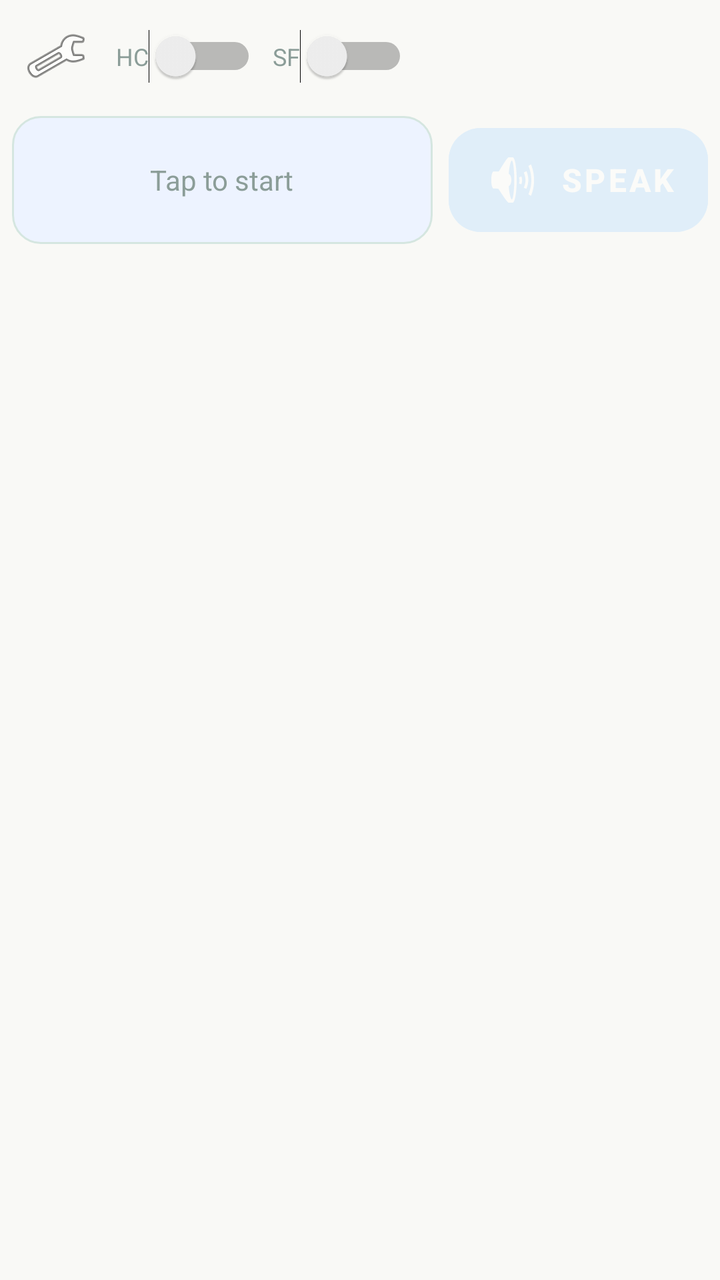
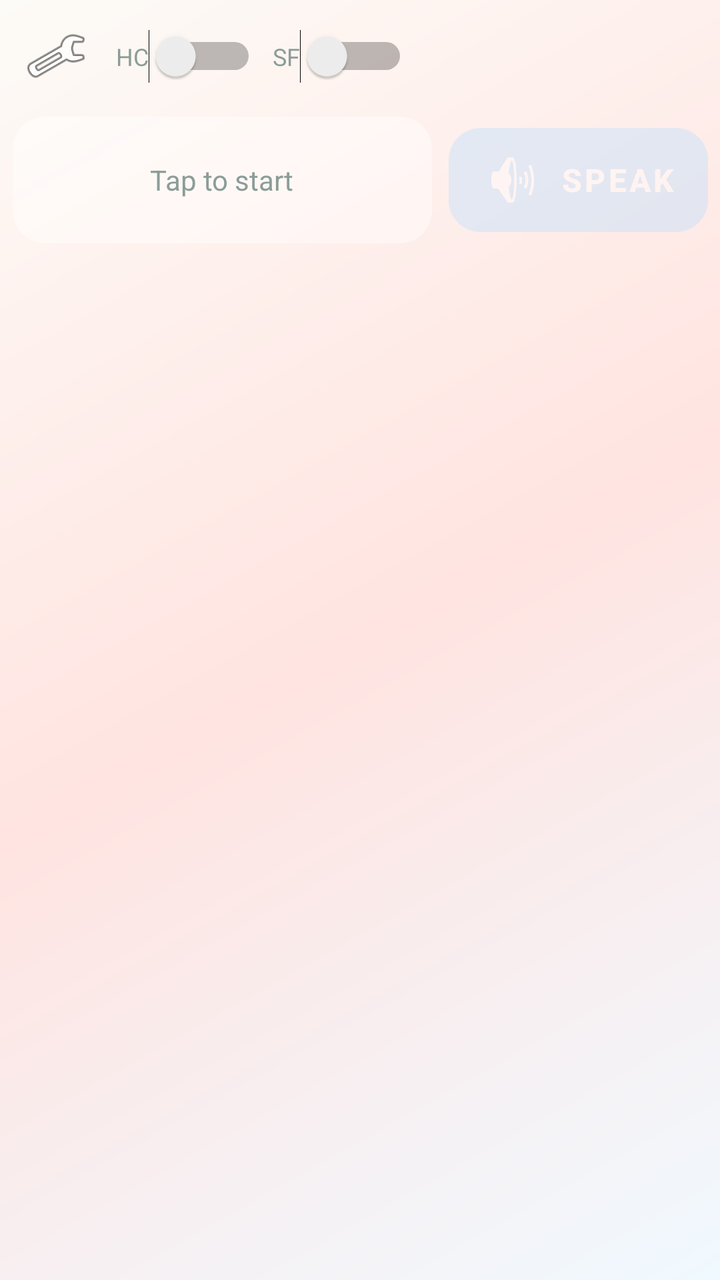

Before-and-after screenshots of an Android layout around one commit, followed by the original layout XML and the change that was made.
<!-- AndroidManifest.xml: application theme Theme.VoiceBridge -->
<!-- res/layout/activity_main.xml -->
<?xml version="1.0" encoding="utf-8"?>
<androidx.constraintlayout.widget.ConstraintLayout xmlns:android="http://schemas.android.com/apk/res/android"
    xmlns:app="http://schemas.android.com/apk/res-auto"
    android:layout_width="match_parent"
    android:layout_height="match_parent"
    android:padding="6dp"
    android:background="@color/background_light"
    android:keepScreenOn="true">

    
    <ImageButton
        android:id="@+id/btn_settings"
        android:layout_width="44dp"
        android:layout_height="44dp"
        android:src="@android:drawable/ic_menu_preferences"
        android:background="?attr/selectableItemBackgroundBorderless"
        android:contentDescription="Settings"
        app:layout_constraintTop_toTopOf="parent"
        app:layout_constraintStart_toStartOf="parent" />

    <Switch
        android:id="@+id/toggle_high_contrast"
        android:layout_width="wrap_content"
        android:layout_height="wrap_content"
        android:text="HC"
        android:textSize="12sp"
        android:textColor="@color/ink_soft"
        app:layout_constraintTop_toTopOf="@id/btn_settings"
        app:layout_constraintBottom_toBottomOf="@id/btn_settings"
        app:layout_constraintStart_toEndOf="@id/btn_settings"
        android:layout_marginStart="8dp" />

    <Switch
        android:id="@+id/toggle_switch_focus"
        android:layout_width="wrap_content"
        android:layout_height="wrap_content"
        android:text="SF"
        android:textSize="12sp"
        android:textColor="@color/ink_soft"
        app:layout_constraintTop_toTopOf="@id/btn_settings"
        app:layout_constraintBottom_toBottomOf="@id/btn_settings"
        app:layout_constraintStart_toEndOf="@id/toggle_high_contrast"
        android:layout_marginStart="8dp" />

    <ImageButton
        android:id="@+id/btn_clear_strip"
        android:layout_width="44dp"
        android:layout_height="44dp"
        android:src="@android:drawable/ic_menu_close_clear_cancel"
        android:background="?attr/selectableItemBackgroundBorderless"
        android:visibility="invisible"
        app:layout_constraintTop_toTopOf="@id/btn_settings"
        app:layout_constraintEnd_toEndOf="parent" />

    
    <FrameLayout
        android:id="@+id/strip_container"
        android:layout_width="0dp"
        android:layout_height="wrap_content"
        android:background="@drawable/strip_bg"
        android:padding="6dp"
        android:minHeight="64dp"
        android:layout_marginTop="8dp"
        app:layout_constraintTop_toBottomOf="@id/btn_settings"
        app:layout_constraintStart_toStartOf="parent"
        app:layout_constraintEnd_toStartOf="@id/btn_speak"
        android:layout_marginEnd="8dp">

        <TextView
            android:id="@+id/tv_strip_empty"
            android:layout_width="wrap_content"
            android:layout_height="wrap_content"
            android:layout_gravity="center"
            android:text="Tap to start"
            android:textColor="@color/ink_soft"
            android:textSize="14sp" />

        <androidx.recyclerview.widget.RecyclerView
            android:id="@+id/sentence_strip"
            android:layout_width="match_parent"
            android:layout_height="wrap_content"
            android:visibility="invisible"
            android:clipToPadding="false"
            android:paddingStart="2dp"
            android:paddingEnd="2dp" />
    </FrameLayout>

    <com.google.android.material.button.MaterialButton
        android:id="@+id/btn_speak"
        android:layout_width="wrap_content"
        android:layout_height="0dp"
        android:text="Speak"
        android:textSize="16sp"
        android:textStyle="bold"
        android:paddingStart="16dp"
        android:paddingEnd="16dp"
        app:icon="@android:drawable/ic_lock_silent_mode_off"
        app:iconGravity="textStart"
        app:iconTint="@android:color/white"
        app:cornerRadius="16dp"
        android:backgroundTint="@color/colorPrimary"
        android:textColor="@android:color/white"
        android:alpha="0.4"
        android:enabled="false"
        app:layout_constraintTop_toTopOf="@id/strip_container"
        app:layout_constraintBottom_toBottomOf="@id/strip_container"
        app:layout_constraintEnd_toEndOf="parent" />

    <TextView
        android:id="@+id/tv_board_title"
        android:layout_width="0dp"
        android:layout_height="wrap_content"
        android:gravity="center"
        android:textSize="12sp"
        android:textColor="@color/ink_soft"
        android:padding="2dp"
        android:layout_marginTop="4dp"
        app:layout_constraintTop_toBottomOf="@id/strip_container"
        app:layout_constraintStart_toStartOf="parent"
        app:layout_constraintEnd_toEndOf="parent" />

    
    <androidx.recyclerview.widget.RecyclerView
        android:id="@+id/recycler_view_icons"
        android:layout_width="0dp"
        android:layout_height="0dp"
        android:overScrollMode="never"
        android:scrollbars="none"
        app:layout_constraintTop_toBottomOf="@id/tv_board_title"
        app:layout_constraintBottom_toBottomOf="parent"
        app:layout_constraintStart_toStartOf="parent"
        app:layout_constraintEnd_toEndOf="parent" />

</androidx.constraintlayout.widget.ConstraintLayout>
<!-- resources referenced by this layout -->
<resources>
  <color name="background_light">#F9F9F6</color>
  <color name="colorPrimary">#BDE0FE</color>
  <color name="ink_soft">#8B9D98</color>
  <!-- drawable strip_bg (drawable) -->
  <?xml version="1.0" encoding="utf-8"?>
  <shape xmlns:android="http://schemas.android.com/apk/res/android"
         android:shape="rectangle">
      <solid android:color="#EDF3FF" />
      <stroke android:width="1dp" android:color="@color/line" />
      <corners android:radius="14dp" />
  </shape>
  <style name="Theme.VoiceBridge" parent="Theme.MaterialComponents.DayNight.NoActionBar">
          <item name="colorPrimary">@color/colorPrimary</item>
          <item name="colorPrimaryDark">@color/colorPrimaryDark</item>
          <item name="colorAccent">@color/colorAccent</item>
          <item name="android:windowBackground">@color/background_pastel</item>
          <item name="android:statusBarColor" tools:targetApi="21">@color/colorPrimaryDark</item>
      </style>
  <color name="line">#D5E6E0</color>
  <color name="colorPrimaryDark">#A2D2FF</color>
  <color name="colorAccent">#FFC8DD</color>
  <color name="background_pastel">#FDFBF7</color>
</resources>

<!-- the commit's change to res/layout/activity_main.xml (unified diff, before → after) -->
@@ -4,7 +4,7 @@
     android:layout_width="match_parent"
     android:layout_height="match_parent"
     android:padding="6dp"
-    android:background="@color/background_light"
+    android:background="@drawable/bg_atmospheric"
     android:keepScreenOn="true">
 
     
@@ -57,7 +57,8 @@
         android:id="@+id/strip_container"
         android:layout_width="0dp"
         android:layout_height="wrap_content"
-        android:background="@drawable/strip_bg"
+        android:background="@drawable/glass_border"
+        android:backgroundTint="#66FFFFFF"
         android:padding="6dp"
         android:minHeight="64dp"
         android:layout_marginTop="8dp"
<!-- resource entries referenced after the edit -->
@@ -1,15 +1,24 @@
 <!-- resources referenced by this layout -->
 <resources>
-  <color name="background_light">#F9F9F6</color>
   <color name="colorPrimary">#BDE0FE</color>
   <color name="ink_soft">#8B9D98</color>
-  <!-- drawable strip_bg (drawable) -->
+  <!-- drawable bg_atmospheric (drawable) -->
   <?xml version="1.0" encoding="utf-8"?>
   <shape xmlns:android="http://schemas.android.com/apk/res/android"
-         android:shape="rectangle">
-      <solid android:color="#EDF3FF" />
-      <stroke android:width="1dp" android:color="@color/line" />
-      <corners android:radius="14dp" />
+      android:shape="rectangle">
+      <gradient
+          android:angle="135"
+          android:startColor="#F0F9FF"
+          android:centerColor="#FFE4E1"
+          android:endColor="#FDFBF7"
+          android:type="linear" />
+  </shape>
+  <!-- drawable glass_border (drawable) -->
+  <?xml version="1.0" encoding="utf-8"?>
+  <shape xmlns:android="http://schemas.android.com/apk/res/android"
+      android:shape="rectangle">
+      <stroke android:width="1dp" android:color="#33FFFFFF" />
+      <corners android:radius="16dp" />
   </shape>
   <style name="Theme.VoiceBridge" parent="Theme.MaterialComponents.DayNight.NoActionBar">
           <item name="colorPrimary">@color/colorPrimary</item>
@@ -18,7 +27,6 @@
           <item name="android:windowBackground">@color/background_pastel</item>
           <item name="android:statusBarColor" tools:targetApi="21">@color/colorPrimaryDark</item>
       </style>
-  <color name="line">#D5E6E0</color>
   <color name="colorPrimaryDark">#A2D2FF</color>
   <color name="colorAccent">#FFC8DD</color>
   <color name="background_pastel">#FDFBF7</color>
